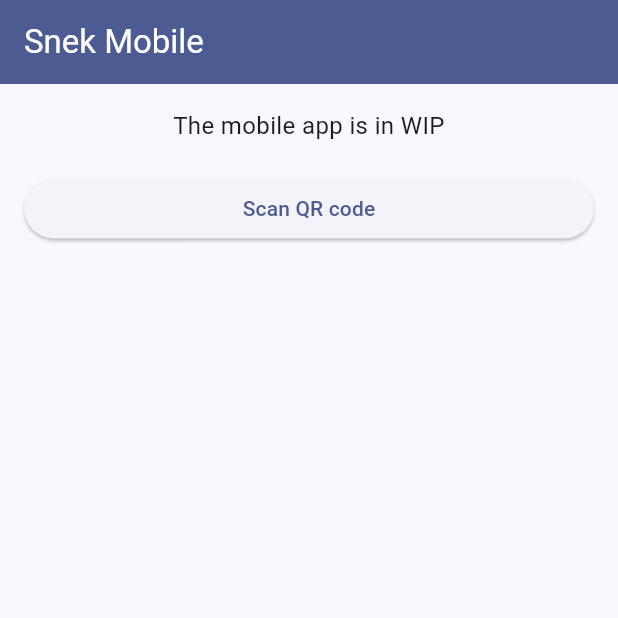
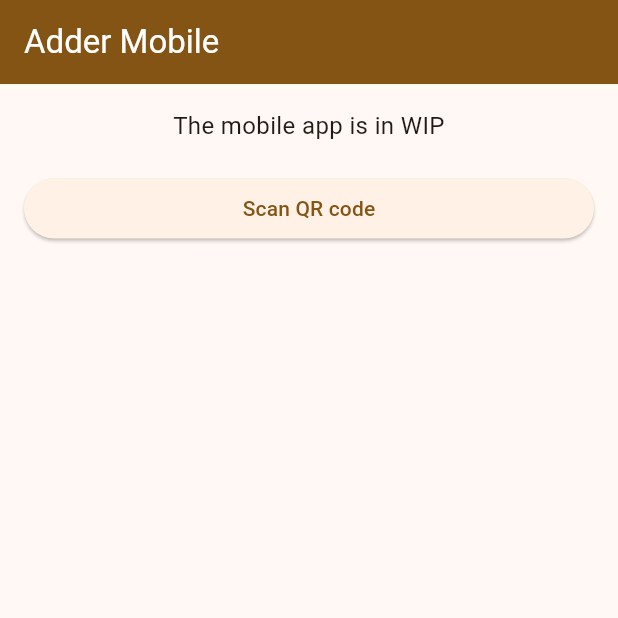
Before and after one commit to blinklabs-io/adder-mobile, a Flutter app: the screen it shows after launch, on a phone screen of 412 x 824 dp, the top half of it. Run offline on Flutter 3.47's test engine with Material 3 defaults, Android fonts, the phone set to English and light mode, and no system bars; our stand-ins replace dio, firebase_core, firebase_messaging, get, logger; missing offline and left inert: qr_code_scanner; accounts and stored records are empty.

Commit message:
chore: rename app, replace logotype
Signed-off-by: Ales Verbic <verbotenj@blinklabs.io>

```diff
--- a/lib/main.dart
+++ b/lib/main.dart
@@ -1,11 +1,11 @@
 import 'package:firebase_core/firebase_core.dart';
 import 'package:flutter/material.dart';
-import 'package:snek/services/notification_service.dart';
-import 'package:snek/views/snek_view.dart';
+import 'package:adder/services/notification_service.dart';
+import 'package:adder/views/adder_view.dart';
 
 void main() async {
   WidgetsFlutterBinding.ensureInitialized();
   await Firebase.initializeApp();
   await NotificationService().initNotifications();
-  runApp(const Snek());
+  runApp(const Adder());
 }
--- a/lib/viewmodels/qr_scanner_viewmodel.dart
+++ b/lib/viewmodels/qr_scanner_viewmodel.dart
@@ -1,7 +1,7 @@
 import 'dart:convert';
 import 'package:get/get.dart';
-import 'package:snek/services/api_service.dart';
-import 'package:snek/models/qr_code_model.dart';
+import 'package:adder/services/api_service.dart';
+import 'package:adder/models/qr_code_model.dart';
 
 class QrScannerViewModel extends GetxController {
   final qrText = ''.obs;
--- a/lib/views/snek_view.dart
+++ b/lib/views/adder_view.dart
@@ -2,8 +2,8 @@ import 'package:flutter/material.dart';
 import 'package:get/get.dart';
 import 'home_view.dart';
 
-class Snek extends StatelessWidget {
-  const Snek({super.key});
+class Adder extends StatelessWidget {
+  const Adder({super.key});
 
   @override
   Widget build(BuildContext context) {
@@ -11,10 +11,10 @@ class Snek extends StatelessWidget {
       // Title is the app name
       title: 'Snek',
       theme: ThemeData(
-        colorScheme: ColorScheme.fromSeed(seedColor: Color.fromARGB(255, 26, 97, 251)),
+        colorScheme: ColorScheme.fromSeed(seedColor: Color.fromARGB(255, 203, 158, 110)),
         useMaterial3: true,
       ),
-      home: const HomeView(title: 'Snek Mobile'),
+      home: const HomeView(title: 'Adder Mobile'),
     );
   }
 }
--- a/lib/views/qr_scanner_view.dart
+++ b/lib/views/qr_scanner_view.dart
@@ -2,7 +2,7 @@ import 'package:flutter/material.dart';
 import 'package:get/get.dart';
 import 'package:logger/logger.dart';
 import 'package:qr_code_scanner/qr_code_scanner.dart';
-import 'package:snek/viewmodels/qr_scanner_viewmodel.dart';
+import 'package:adder/viewmodels/qr_scanner_viewmodel.dart';
 
 var logger = Logger();
 
--- a/pubspec.yaml
+++ b/pubspec.yaml
@@ -1,4 +1,4 @@
-name: snek
+name: adder
 description: A new Flutter project.
 # The following line prevents the package from being accidentally published to
 # pub.dev using `flutter pub publish`. This is preferred for private packages.
@@ -58,7 +58,7 @@ dev_dependencies:
 flutter_launcher_icons:
   android: "launcher_icon"
   ios: true
-  image_path: "assets/icon/snek-icon.png"
+  image_path: "assets/icon/adder-icon.png"
   min_sdk_android: 21 # android min sdk min:16, default 21
 
 # For information on the generic Dart part of this file, see the
```
Also changed, not shown: assets/icon/adder-icon.png (added), assets/icon/snek-icon.png (deleted), pubspec.lock, 44 other files.
